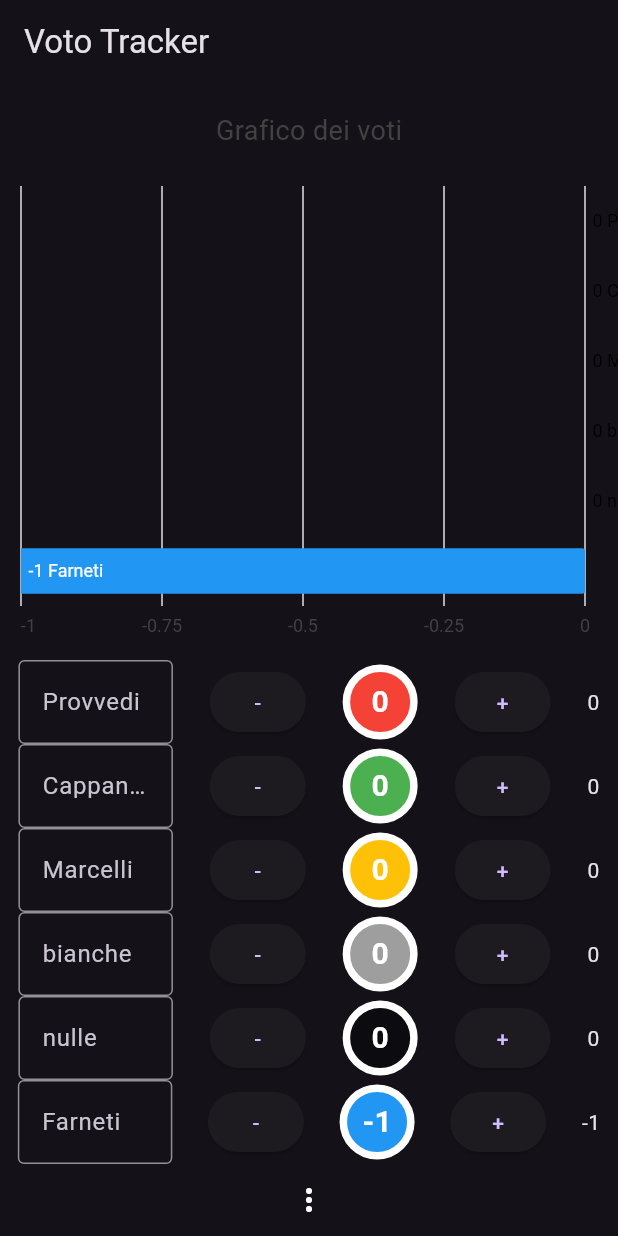
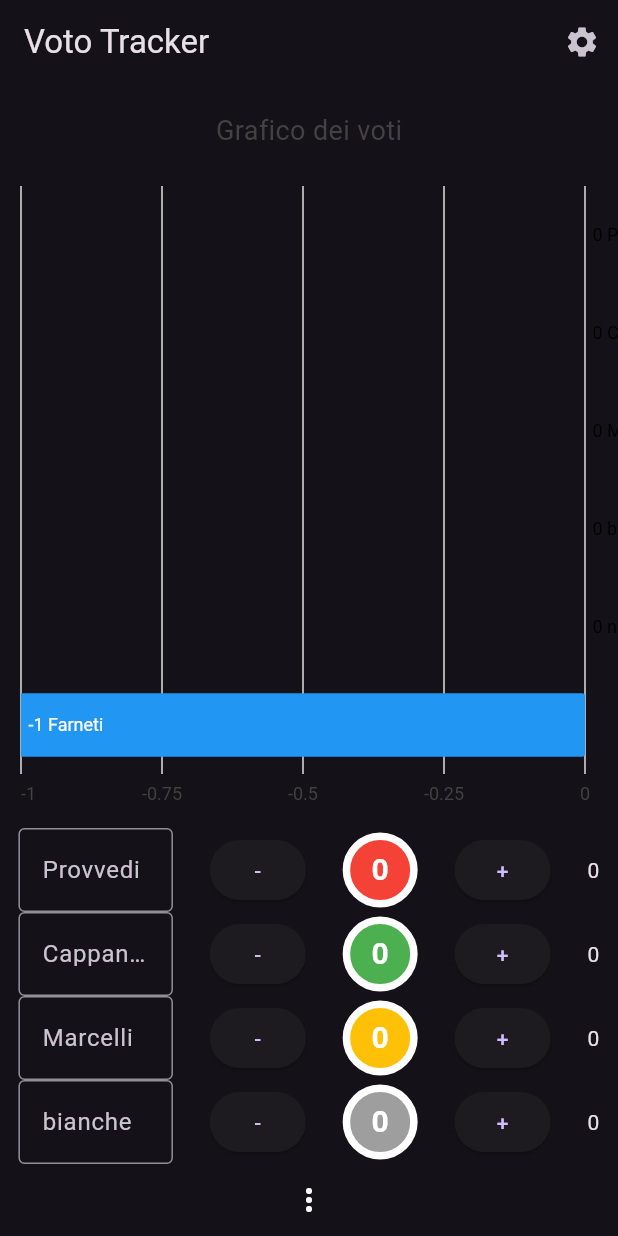
Before and after one commit to vantaggi/voto_tracker, a Flutter app: the screen it shows after launch, after a tap on an icon or button, on a phone screen of 412 x 824 dp. Run offline on Flutter 3.47's test engine with Material 3 defaults, Android fonts, the phone set to English and light mode, and no system bars; our stand-ins replace charts_flutter; missing offline and left inert: random_color.

Commit message:
ADD: Settings class and page

```diff
--- a/lib/main.dart
+++ b/lib/main.dart
@@ -1,6 +1,7 @@
 import 'package:charts_flutter/flutter.dart' as charts;
 import 'package:flutter/material.dart';
-import 'package:random_color/random_color.dart'; // Il pacchetto per generare colori casuali
+import 'package:random_color/random_color.dart';
+import 'package:voto_tracker/settings.dart'; // Il pacchetto per generare colori casuali
 
 void main() => runApp(MaterialApp(
       home: VotiPage(),
@@ -21,9 +22,11 @@ class VotoData {
   charts.Color barColor; // Il colore della barra nel grafico
   VotoData({required this.nome, required this.voti, required this.barColor});
 }
+
 class _VotiPageState extends State<VotiPage> {
   // La classe che rappresenta i dati del grafico
 
+  Settings settings = Settings();
 
   // La lista dei dati del grafico
   List<VotoData> dati = [
@@ -56,7 +59,7 @@ class _VotiPageState extends State<VotiPage> {
   ];
 
   // La variabile che tiene traccia del vincitore
-  String vincitore ="";
+  String vincitore = "";
 
   // Il controller per il widget TextField
   TextEditingController controller = TextEditingController();
@@ -257,6 +260,13 @@ class _VotiPageState extends State<VotiPage> {
       child: Scaffold(
         appBar: AppBar(
           title: const Text("Voto Tracker"),
+          actions: [
+            IconButton(
+                onPressed: () => Navigator.of(context).push(MaterialPageRoute(
+                      builder: (context) => SettingsPage(settings: settings,),
+                    )).then((value) => setState((){})),
+                icon: const Icon(Icons.settings))
+          ],
         ),
         body: Column(
           children: [
@@ -278,7 +288,7 @@ class _VotiPageState extends State<VotiPage> {
             // Il widget dei bottoni
             ListView.builder(
               shrinkWrap: true,
-              itemCount: dati.length,
+              itemCount: settings.numPartecipanti,
               itemBuilder: (context, index) {
                 // Il widget di una riga con il nome del candidato e i bottoni per aumentare o decrescere i voti
                 return Row(
```
Also changed, not shown: lib/settings.dart (added, +92 -0 lines).
